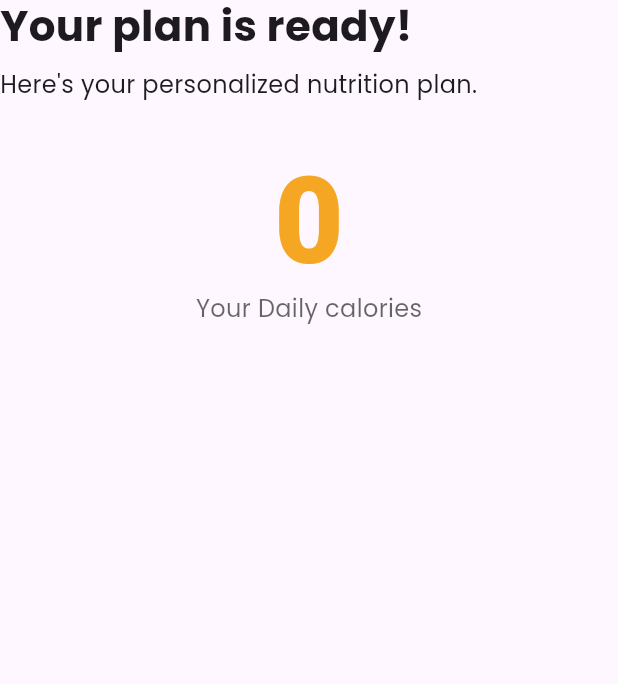
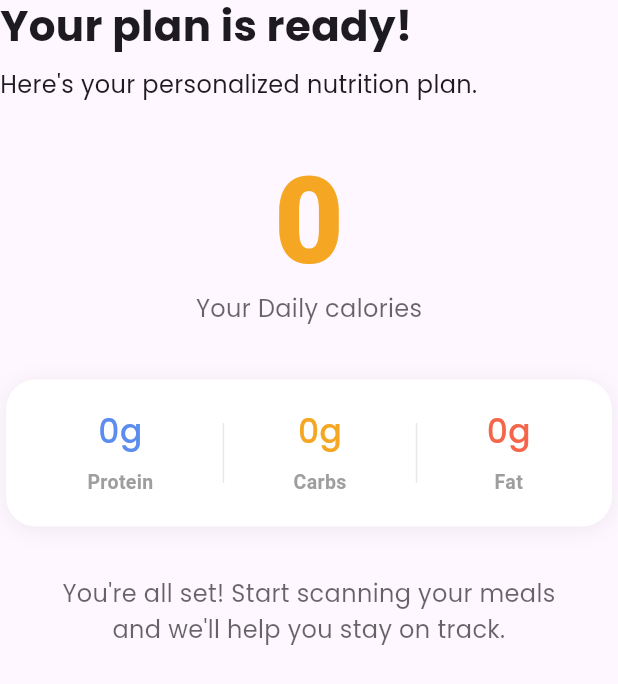
Before and after one commit to Yeasin00p/calorie_ai_app, a Flutter app: the CalorieResultWidget widget shown alone on an empty page, opened directly, on a phone screen of 412 x 824 dp. Shown: the top 684 px of the screen. Run offline on Flutter 3.47's test engine with Material 3 defaults, Android fonts, the phone set to English and light mode, and no system bars; our stand-ins replace flutter_bloc, go_router, google_fonts, shared_preferences; accounts and stored records are empty.

Commit message:
feat: add calorie and macro goals summary screen

```diff
--- a/lib/features/onboarding/screen/widgets/calorie_result_widget.dart
+++ b/lib/features/onboarding/screen/widgets/calorie_result_widget.dart
@@ -45,9 +45,98 @@ class CalorieResultWidget extends StatelessWidget {
                 ),
               ),
             ),
+            const SizedBox(height: 36),
+            Container(
+              margin: EdgeInsets.symmetric(horizontal: 4),
+              width: double.infinity,
+              padding: const EdgeInsets.symmetric(vertical: 20, horizontal: 8),
+              decoration: BoxDecoration(
+                color: Colors.white,
+                borderRadius: BorderRadius.circular(20),
+                boxShadow: [
+                  BoxShadow(
+                    color: Colors.black.withValues(alpha: 0.06),
+                    blurRadius: 12,
+                    offset: const Offset(0, 2),
+                  ),
+                ],
+              ),
+              child: Row(
+                mainAxisAlignment: MainAxisAlignment.spaceEvenly,
+                children: [
+                  _MacroItem(
+                    value: '${state.proteinGoal.toInt()}g',
+                    label: 'Protein',
+                    color: const Color(0xFF5B8DEF),
+                  ),
+                  _VerticalDivider(),
+                  _MacroItem(
+                    value: '${state.carbsGoal.toInt()}g',
+                    label: 'Carbs',
+                    color: const Color(0xFFF5A623),
+                  ),
+                  _VerticalDivider(),
+                  _MacroItem(
+                    value: '${state.fatGoal.toInt()}g',
+                    label: 'Fat',
+                    color: const Color(0xFFF5654A),
+                  ),
+                ],
+              ),
+            ),
+            const SizedBox(height: 32),
+            Align(
+              alignment: Alignment.center,
+              child: Text(
+                "You're all set! Start scanning your meals\nand we'll help you stay on track.",
+                textAlign: TextAlign.center,
+                style: AppTypography.bodyLarge.copyWith(
+                  color: AppColors.black.withValues(alpha: .6),
+                ),
+              ),
+            ),
           ],
         );
       },
     );
   }
 }
+
+class _MacroItem extends StatelessWidget {
+  final String value;
+  final String label;
+  final Color color;
+
+  const _MacroItem({
+    required this.value,
+    required this.label,
+    required this.color,
+  });
+  @override
+  Widget build(BuildContext context) {
+    return Column(
+      children: [
+        Text(
+          value,
+          style: AppTypography.labelSmall.copyWith(color: color, fontSize: 22),
+        ),
+        const SizedBox(height: 10),
+        Text(
+          label,
+          style: TextStyle(
+            fontSize: 13,
+            fontWeight: FontWeight.w600,
+            color: Colors.grey,
+          ),
+        ),
+      ],
+    );
+  }
+}
+
+class _VerticalDivider extends StatelessWidget {
+  @override
+  Widget build(BuildContext context) {
+    return Container(width: 1, height: 40, color: const Color(0xFFE8E8E8));
+  }
+}
```
